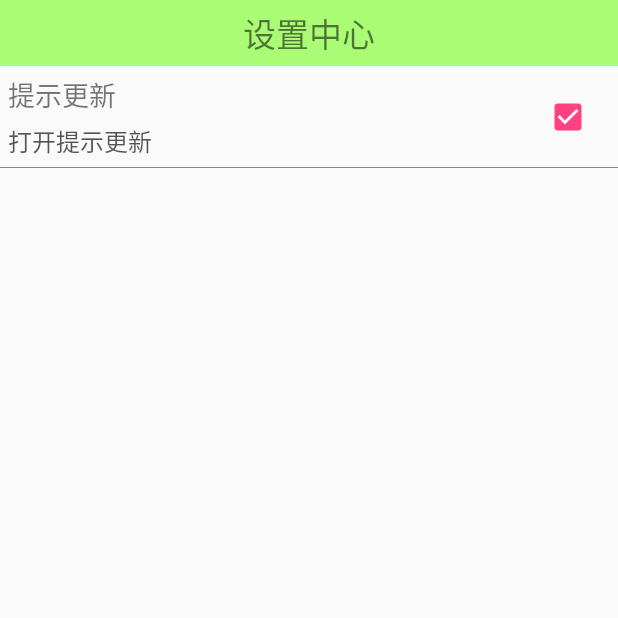
After one commit to qiangzhouliang/Mobilesafe, an Android app: the SettingActivity screen opened directly, with no data from a screen before it, on a phone screen of 412 x 824 dp, the top half of it. The commit adds this screen. Run offline under Robolectric (Android 15) with nearby library versions, the phone set to English and light mode, and no system bars.

Commit message:
完成设置中心的一部分

```diff
--- a/app/src/main/AndroidManifest.xml
+++ b/app/src/main/AndroidManifest.xml
@@ -1,6 +1,7 @@
 <?xml version="1.0" encoding="utf-8"?>
 <manifest xmlns:android="http://schemas.android.com/apk/res/android"
     package="com.qzl.shoujiweishi">
+
     <!--
  package:应用在系统中的唯一标示
     versionCode:版本号
@@ -25,7 +26,8 @@
                 <category android:name="android.intent.category.LAUNCHER" />
             </intent-filter>
         </activity>
-        <activity android:name=".HomeActivity"></activity>
+        <activity android:name=".HomeActivity" />
+        <activity android:name=".SettingActivity"></activity>
     </application>
 
 </manifest>
--- /dev/null
+++ b/app/src/main/java/com/qzl/shoujiweishi/SettingActivity.java
@@ -0,0 +1,65 @@
+package com.qzl.shoujiweishi;
+
+
+import android.app.Activity;
+import android.content.SharedPreferences;
+import android.content.SharedPreferences.Editor;
+import android.os.Bundle;
+import android.view.View;
+import android.view.View.OnClickListener;
+
+import com.qzl.shoujiweishi.ui.SettingView;
+
+public class SettingActivity extends Activity {
+
+    private SettingView sv_setting_update;
+    private SharedPreferences sp;
+    @Override
+    protected void onCreate(Bundle savedInstanceState) {
+        super.onCreate(savedInstanceState);
+        setContentView(R.layout.activity_setting);
+        //name : 保存信息的文件的名称
+        //mode : 权限
+        sp = getSharedPreferences("config", MODE_PRIVATE);
+        sv_setting_update = (SettingView) findViewById(R.id.sv_setting_update);
+        //初始化自定义控件中各个控件的值
+        sv_setting_update.setTitle("提示更新");
+        //defValue : 缺省的值
+        if (sp.getBoolean("update", true)) {
+            sv_setting_update.setDes("打开提示更新");
+            sv_setting_update.setChecked(true);
+        }else{
+            sv_setting_update.setDes("关闭提示更新");
+            sv_setting_update.setChecked(false);
+        }
+        //设置自定义组合控件的点击事件
+        //问题1:点击checkbox发现描述信息没有改变,原因:因为checkbox天生是有点击事件和获取焦点事件,当点击checkbox,这个checkbox就会执行他的点击事件
+        //而不会执行条目的点击事件
+        //问题2:没有保存用户点击操作
+        sv_setting_update.setOnClickListener(new OnClickListener() {
+
+            @Override
+            public void onClick(View v) {
+                Editor edit = sp.edit();
+                //更改状态
+                //根据checkbox之前的状态来改变checkbox的状态
+                if (sv_setting_update.isChecked()) {
+                    //关闭提示更新
+                    sv_setting_update.setDes("关闭提示更新");
+                    sv_setting_update.setChecked(false);
+                    //保存状态
+                    edit.putBoolean("update", false);
+                    //edit.apply();//保存到文件中,但是仅限于9版本之上,9版本之下保存到内存中的
+                }else{
+                    //打开提示更新
+                    sv_setting_update.setDes("打开提示更新");
+                    sv_setting_update.setChecked(true);
+                    //保存状态
+                    edit.putBoolean("update", true);
+                }
+                edit.commit();
+            }
+        });
+    }
+
+}
--- /dev/null
+++ b/app/src/main/java/com/qzl/shoujiweishi/ui/SettingView.java
@@ -0,0 +1,87 @@
+package com.qzl.shoujiweishi.ui;
+import android.content.Context;
+import android.util.AttributeSet;
+import android.view.View;
+import android.widget.CheckBox;
+import android.widget.RelativeLayout;
+import android.widget.TextView;
+
+import com.qzl.shoujiweishi.R;
+
+
+public class SettingView extends RelativeLayout {
+	private TextView tv_setting_title;
+	private TextView tv_setting_des;
+	private CheckBox cb_setting_update;
+	//在代码中使用的时候调用
+	public SettingView(Context context) {
+		super(context);
+		//可以在初始化自定义控件的时候就添加控件
+		init();
+	}
+	//在布局文件中使用的时候调用,比两个参数多了个样式
+	public SettingView(Context context, AttributeSet attrs, int defStyle) {
+		super(context, attrs, defStyle);
+		init();
+	}
+	//在布局文件中使用的时候调用
+	public SettingView(Context context, AttributeSet attrs) {
+		super(context, attrs);
+		init();
+	}
+	/**
+	 * 添加控件
+	 */
+	private void init(){
+		//添加布局文件
+//		TextView textView = new TextView(getContext());
+//		textView.setText("我是自定义组合控件的textview");
+		//第一种方式
+		//将布局文件转化成view对象
+//		View view = View.inflate(getContext(), R.layout.settingview, null);//爹有了,去找孩子,亲生
+//		//添加操作
+//		this.addView(view);//在自定义组合控件中添加一个textview
+		//第二种方式
+		//获取view对象,同时给veiw对象设置父控件,相当于先创建一个view对象,在把控件放到自定义控件中
+		View view = View.inflate(getContext(), R.layout.settingview, this);//孩子有了,去找爹,喜当爹
+		//初始化标题,描述信息,checkbox控件
+		//view.findViewById : 表示从settingview布局文件中获取控件
+		tv_setting_title = (TextView) view.findViewById(R.id.tv_setting_title);
+		tv_setting_des = (TextView) view.findViewById(R.id.tv_setting_des);
+		cb_setting_update = (CheckBox) view.findViewById(R.id.cb_setting_update);
+	}
+	//需要添加一些方法,使程序员能方便的去改变自定义控件中的控件的值
+	/**
+	 * 设置标题的方法
+	 */
+	public void setTitle(String title){
+		tv_setting_title.setText(title);
+	}
+	/**
+	 * 设置描述信息的方法
+	 */
+	public void setDes(String des){
+		tv_setting_des.setText(des);
+	}
+	/**
+	 * 设置checkbox状态
+	 */
+	public void setChecked(boolean isChecked){
+		//设置checkbox的状态
+		cb_setting_update.setChecked(isChecked);
+	}
+	/**
+	 * 获取checkbox的状态
+	 */
+	public boolean isChecked(){
+		return cb_setting_update.isChecked();//获取checkbox的状态
+	}
+
+
+
+
+
+
+
+
+}
--- /dev/null
+++ b/app/src/main/res/layout/activity_setting.xml
@@ -0,0 +1,38 @@
+<?xml version="1.0" encoding="utf-8"?>
+<LinearLayout xmlns:android="http://schemas.android.com/apk/res/android"
+    android:layout_width="match_parent"
+    android:layout_height="match_parent"
+    android:orientation="vertical" >
+
+    <!-- layout_gravity : 设置控件在父控件中的位置
+    	 gravity : 设置控件内的内容的位置
+    	 layout_marginTop : 距离某控件的距离
+    	 paddingTop : 距离控件内边框的距离,距离textview控件内顶边框的距离
+    -->
+    <TextView
+        android:id="@+id/textView1"
+        android:layout_width="match_parent"
+        android:layout_height="wrap_content"
+        android:text="设置中心"
+        android:background="#8866ff00"
+        android:gravity="center_horizontal"
+        android:textSize="22sp"
+        android:paddingTop="5dp"
+        android:paddingBottom="5dp"
+        />
+	<com.qzl.shoujiweishi.ui.SettingView
+	    android:id="@+id/sv_setting_update"
+	    android:layout_width="match_parent"
+	    android:layout_height="wrap_content"
+	    />
+
+
+
+
+
+
+
+
+
+
+</LinearLayout>
--- /dev/null
+++ b/app/src/main/res/layout/settingview.xml
@@ -0,0 +1,49 @@
+<?xml version="1.0" encoding="utf-8"?>
+<RelativeLayout xmlns:android="http://schemas.android.com/apk/res/android"
+    android:layout_width="match_parent"
+    android:layout_height="wrap_content" >
+
+    <TextView
+        android:id="@+id/tv_setting_title"
+        android:layout_width="wrap_content"
+        android:layout_height="wrap_content"
+        android:layout_margin="5dp"
+        android:text="提示更新"
+        android:textSize="18sp" />
+    <!--
+        layout_below : 在某个控件的下方
+	    layout_marginLeft : 距离左边距离
+    -->
+
+    <TextView
+        android:id="@+id/tv_setting_des"
+        android:layout_width="wrap_content"
+        android:layout_height="wrap_content"
+        android:layout_below="@id/tv_setting_title"
+        android:layout_marginLeft="5dp"
+        android:text="关闭提示更新"
+        android:textColor="#aa000000"
+        android:textSize="16sp" />
+
+    <!--
+    focusable : 是否可以获取焦点,true:可以,false:不可以
+    clickable : 是否可以点击    true:可以,false:不可以 -->
+    <CheckBox
+        android:id="@+id/cb_setting_update"
+        android:layout_width="wrap_content"
+        android:layout_height="wrap_content"
+        android:layout_alignParentRight="true"
+        android:layout_centerVertical="true"
+        android:layout_marginRight="17dp"
+        android:focusable="false"
+        android:clickable="false"
+        />
+
+    <View
+        android:layout_width="match_parent"
+        android:layout_height="0.5dp"
+        android:layout_below="@+id/tv_setting_des"
+        android:layout_marginTop="5dp"
+        android:background="#77000000" />
+
+</RelativeLayout>
```
Also changed, not shown: app/src/main/java/com/qzl/shoujiweishi/HomeActivity.java (+18 -1 lines), app/src/main/java/com/qzl/shoujiweishi/ui/HomeTextView.java (added, +41 -0 lines), app/src/main/res/layout/item_home.xml (+12 -10 lines).
